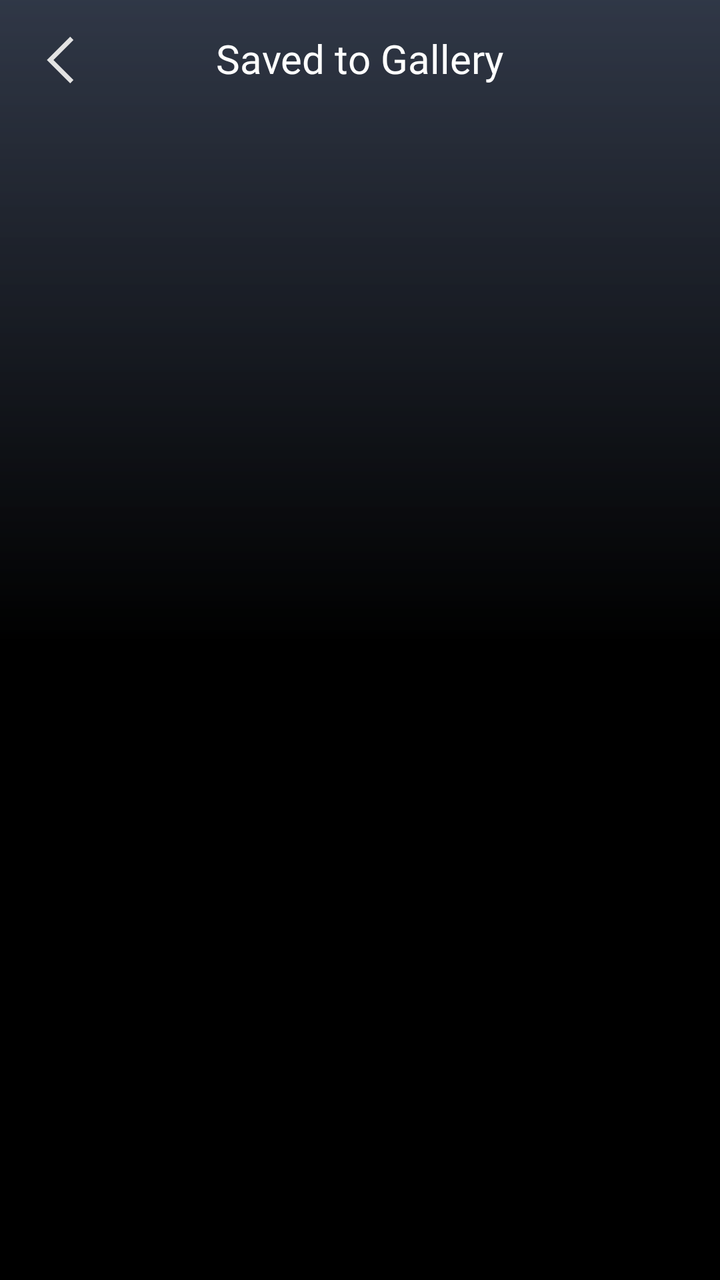
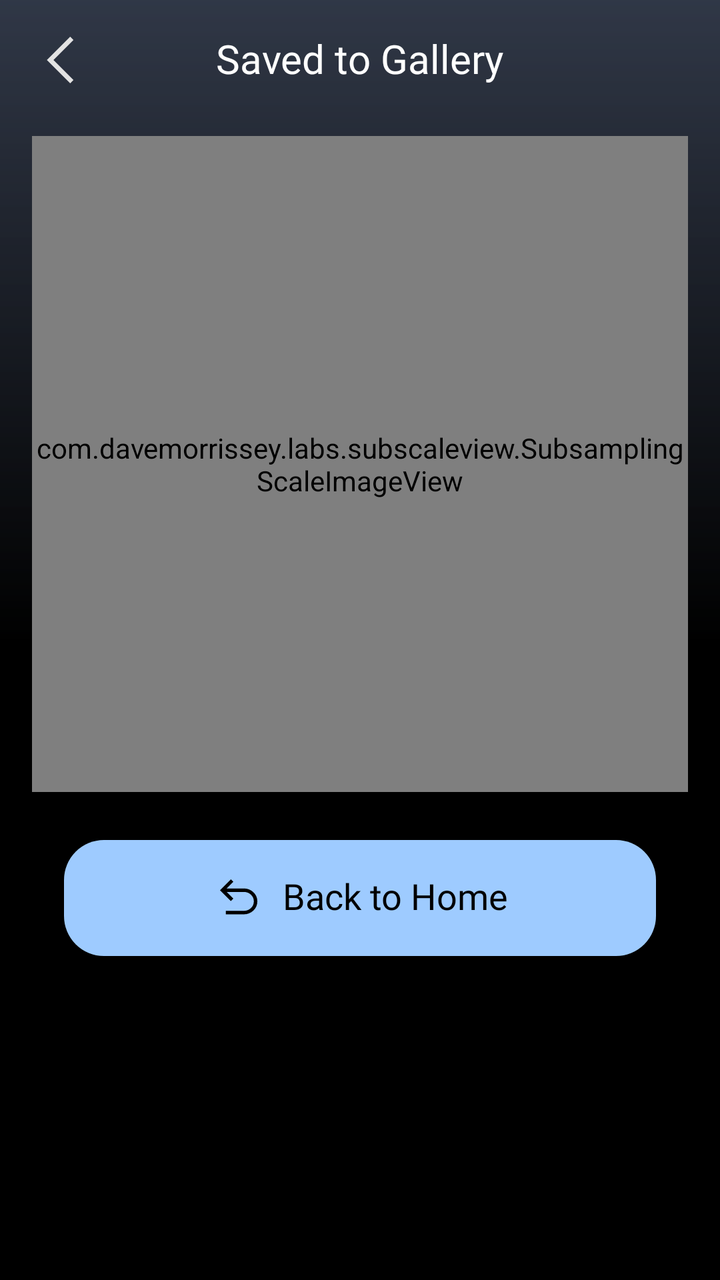

Compare the two renders of this Android layout. The source of the first and the diff that turns it into the second are given below.
<!-- AndroidManifest.xml: application theme Theme.ZhouPics -->
<!-- res/layout/activity_export.xml -->
<?xml version="1.0" encoding="utf-8"?>
<androidx.constraintlayout.widget.ConstraintLayout xmlns:android="http://schemas.android.com/apk/res/android"
    xmlns:app="http://schemas.android.com/apk/res-auto"
    android:id="@+id/main"
    android:layout_width="match_parent"
    android:layout_height="match_parent"
    android:background="@drawable/bg_settings_gradient">

    <androidx.appcompat.widget.AppCompatImageView
        android:id="@+id/iv_back"
        android:layout_width="44dp"
        android:layout_height="44dp"
        app:layout_constraintTop_toTopOf="parent"
        app:layout_constraintStart_toStartOf="parent"
        app:srcCompat="@drawable/ic_back"
        android:layout_marginTop="8dp"
        android:layout_marginStart="8dp"
        android:padding="8dp"
        android:foreground="@drawable/ripple_rounded_r1000" />

    <androidx.appcompat.widget.AppCompatTextView
        android:layout_width="wrap_content"
        android:layout_height="wrap_content"
        app:layout_constraintStart_toStartOf="parent"
        app:layout_constraintEnd_toEndOf="parent"
        app:layout_constraintTop_toTopOf="@id/iv_back"
        app:layout_constraintBottom_toBottomOf="@id/iv_back"
        style="@style/FontBold"
        android:text="@string/saved_to_gallery"
        android:textColor="@color/white"
        android:textSize="20sp" />

</androidx.constraintlayout.widget.ConstraintLayout>
<!-- resources referenced by this layout -->
<resources>
  <color name="white">#FFFFFFFF</color>
  <!-- drawable bg_settings_gradient (drawable) -->
  <?xml version="1.0" encoding="utf-8"?>
  <shape xmlns:android="http://schemas.android.com/apk/res/android">
      <gradient
          android:angle="270"
          android:startColor="@color/theme_opposite_20p"
          android:centerColor="@color/black"
          android:endColor="@color/black" />
  </shape>
  <!-- drawable ic_back (drawable) -->
  <vector xmlns:android="http://schemas.android.com/apk/res/android"
      android:width="48dp"
      android:height="48dp"
      android:viewportWidth="960"
      android:viewportHeight="960">
    <path
        android:pathData="M655,880 L255,480l400,-400 56,57 -343,343 343,343 -56,57Z"
        android:fillColor="#e3e3e3"/>
  </vector>
  <!-- drawable ripple_rounded_r1000 (drawable) -->
  <?xml version="1.0" encoding="utf-8"?>
  <ripple xmlns:android="http://schemas.android.com/apk/res/android"
      android:color="?android:attr/colorControlHighlight">
      <item android:id="@android:id/mask">
          <shape android:shape="rectangle">
              <corners android:radius="1000dp" />
              <solid android:color="@color/black" />
          </shape>
      </item>
  </ripple>
  <string name="saved_to_gallery">Saved to Gallery</string>
  <style name="FontBold">
          <item name="android:includeFontPadding">false</item>
          <item name="android:fontFamily">@font/ubuntu_bold</item>
      </style>
  <style name="Theme.ZhouPics" parent="Base.Theme.ZhouPics" />
  <color name="theme_opposite_20p">#339ECBFF</color>
  <color name="black">#FF000000</color>
  <style name="Base.Theme.ZhouPics" parent="Theme.Material3.Dark.NoActionBar">
          <item name="colorPrimary">@color/theme</item>
          <item name="android:forceDarkAllowed" tools:targetApi="q">false</item>
          <item name="android:windowLightStatusBar">false</item>
          <item name="android:windowLightNavigationBar" tools:targetApi="o_mr1">false</item>
      </style>
  <color name="theme">#FFF97583</color>
</resources>

<!-- the commit's change to res/layout/activity_export.xml (unified diff, before → after) -->
@@ -30,4 +30,51 @@
         android:textColor="@color/white"
         android:textSize="20sp" />
 
+    <FrameLayout
+        android:id="@+id/fl_preview"
+        android:layout_width="match_parent"
+        android:layout_height="0dp"
+        app:layout_constraintDimensionRatio="1:1"
+        app:layout_constraintTop_toBottomOf="@id/iv_back"
+        android:layout_marginTop="16dp"
+        android:layout_marginHorizontal="16dp"
+        android:background="@color/dark_bg">
+
+        <com.davemorrissey.labs.subscaleview.SubsamplingScaleImageView
+            android:id="@+id/iv_preview"
+            android:layout_width="match_parent"
+            android:layout_height="match_parent" />
+
+    </FrameLayout>
+
+    <LinearLayout
+        android:id="@+id/ll_select_photo"
+        android:layout_width="match_parent"
+        android:layout_height="58dp"
+        app:layout_constraintTop_toBottomOf="@id/fl_preview"
+        android:background="@drawable/shape_bg_r20"
+        android:backgroundTint="@color/theme_opposite"
+        android:orientation="horizontal"
+        android:gravity="center"
+        android:layout_marginHorizontal="32dp"
+        android:layout_marginTop="24dp"
+        android:foreground="@drawable/dark_ripple_rounded_r20">
+
+        <androidx.appcompat.widget.AppCompatImageView
+            android:layout_width="28dp"
+            android:layout_height="28dp"
+            app:srcCompat="@drawable/ic_undo"
+            android:tint="@color/black" />
+
+        <androidx.appcompat.widget.AppCompatTextView
+            android:layout_width="wrap_content"
+            android:layout_height="wrap_content"
+            style="@style/FontBold"
+            android:text="@string/back_to_home"
+            android:textColor="@color/black"
+            android:textSize="18sp"
+            android:layout_marginStart="8dp" />
+
+    </LinearLayout>
+
 </androidx.constraintlayout.widget.ConstraintLayout>
<!-- resource entries referenced after the edit -->
@@ -10,6 +10,17 @@
           android:centerColor="@color/black"
           android:endColor="@color/black" />
   </shape>
+  <!-- drawable dark_ripple_rounded_r20 (drawable) -->
+  <?xml version="1.0" encoding="utf-8"?>
+  <ripple xmlns:android="http://schemas.android.com/apk/res/android"
+      android:color="@color/black_20p">
+      <item android:id="@android:id/mask">
+          <shape android:shape="rectangle">
+              <corners android:radius="20dp" />
+              <solid android:color="@color/black" />
+          </shape>
+      </item>
+  </ripple>
   <!-- drawable ic_back (drawable) -->
   <vector xmlns:android="http://schemas.android.com/apk/res/android"
       android:width="48dp"
@@ -18,6 +29,16 @@
       android:viewportHeight="960">
     <path
         android:pathData="M655,880 L255,480l400,-400 56,57 -343,343 343,343 -56,57Z"
+        android:fillColor="#e3e3e3"/>
+  </vector>
+  <!-- drawable ic_undo (drawable) -->
+  <vector xmlns:android="http://schemas.android.com/apk/res/android"
+      android:width="48dp"
+      android:height="48dp"
+      android:viewportWidth="960"
+      android:viewportHeight="960">
+    <path
+        android:pathData="M259,760v-60h310q70,0 120.5,-46.5T740,538q0,-69 -50.5,-115.5T569,376L274,376l114,114 -42,42 -186,-186 186,-186 42,42 -114,114h294q95,0 163.5,64T800,538q0,94 -68.5,158T568,760L259,760Z"
         android:fillColor="#e3e3e3"/>
   </vector>
   <!-- drawable ripple_rounded_r1000 (drawable) -->
@@ -31,6 +52,12 @@
           </shape>
       </item>
   </ripple>
+  <!-- drawable shape_bg_r20 (drawable) -->
+  <?xml version="1.0" encoding="utf-8"?>
+  <shape xmlns:android="http://schemas.android.com/apk/res/android">
+      <corners android:radius="20dp" />
+  </shape>
+  <string name="back_to_home">Back to Home</string>
   <string name="saved_to_gallery">Saved to Gallery</string>
   <style name="FontBold">
           <item name="android:includeFontPadding">false</item>
@@ -38,7 +65,10 @@
       </style>
   <style name="Theme.ZhouPics" parent="Base.Theme.ZhouPics" />
   <color name="theme_opposite_20p">#339ECBFF</color>
+  <color name="black_20p">#33000000</color>
   <color name="black">#FF000000</color>
+  <color name="dark_bg">#FF161618</color>
+  <color name="theme_opposite">#FF9ECBFF</color>
   <style name="Base.Theme.ZhouPics" parent="Theme.Material3.Dark.NoActionBar">
           <item name="colorPrimary">@color/theme</item>
           <item name="android:forceDarkAllowed" tools:targetApi="q">false</item>
